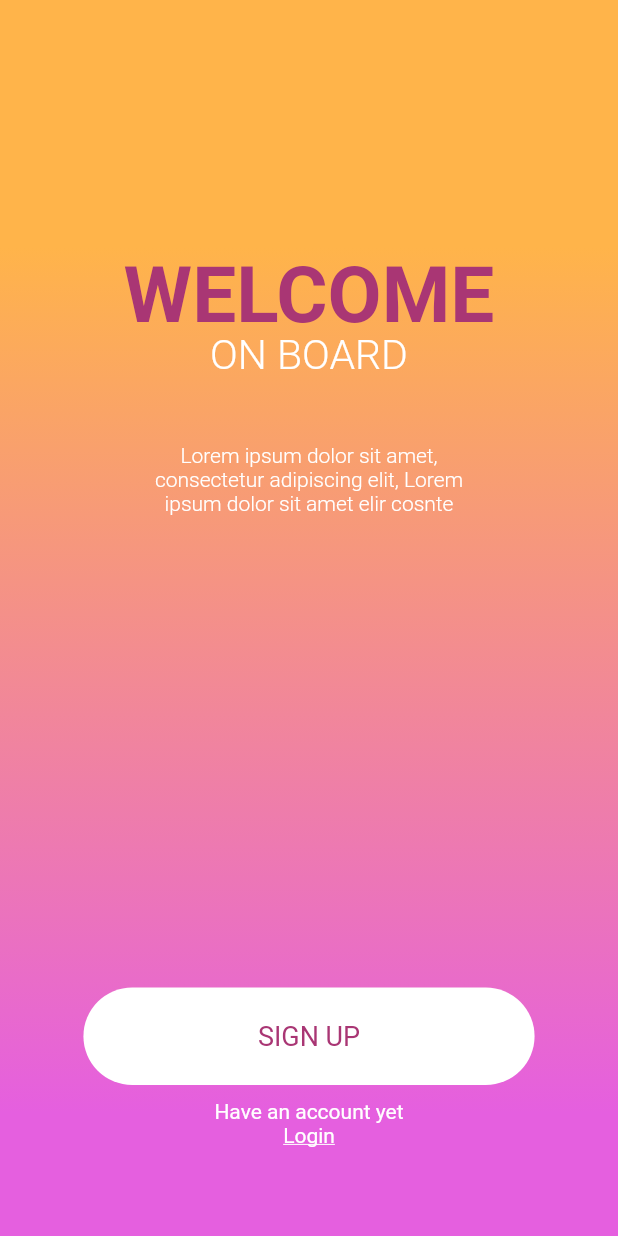
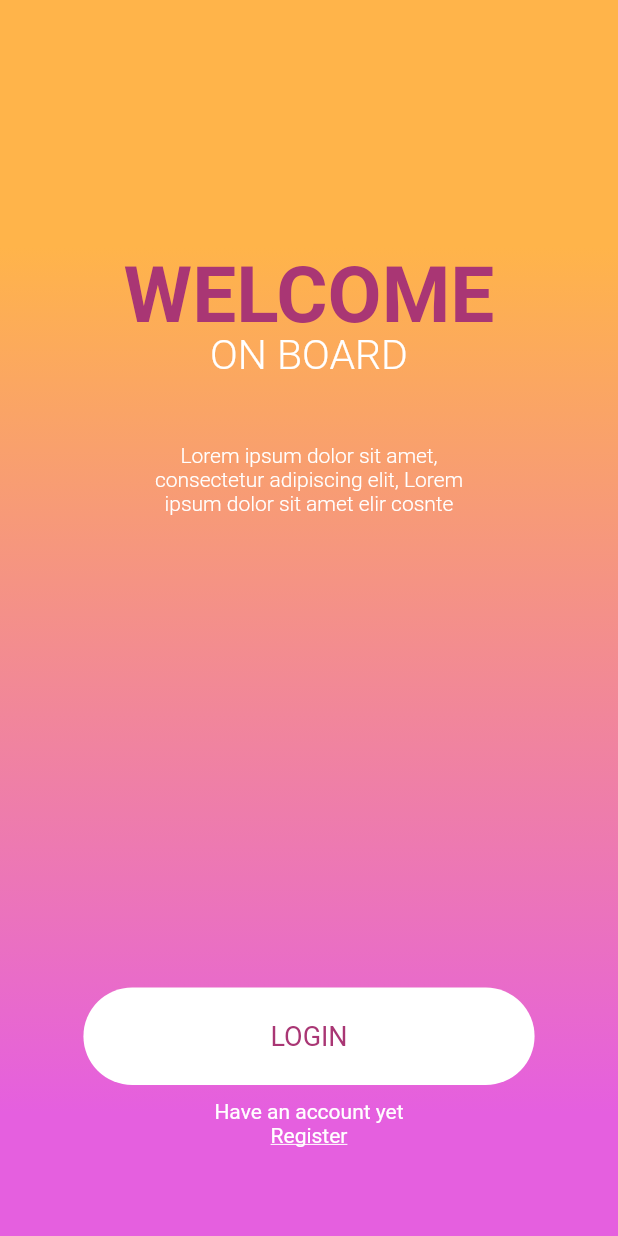
Before and after one commit to DalexisValencia/Simple-login, a Flutter app: the screen it shows after launch, on a phone screen of 412 x 824 dp. Run offline on Flutter 3.47's test engine with Material 2 defaults, Android fonts, the phone set to English and light mode, and no system bars; missing offline and left inert: keyboard_visibility, loading; Roboto replaces fonts that are missing (Litia).

Commit message:
Nombrando titulos y botones

```diff
--- a/lib/Screens/Register/components/register__form.dart
+++ b/lib/Screens/Register/components/register__form.dart
@@ -102,7 +102,7 @@ class _FormRegisterState extends State<FormRegister> {
                 width: MediaQuery.of(context).size.width * 0.73,
                 child: FormButton(
                   child: Text(
-                    "SIGN UP",
+                    "REGISTER",
                     style: Theme.of(context).textTheme.bodyText1.copyWith(
                           fontSize: 18,
                           fontWeight: FontWeight.w400,
--- a/lib/Screens/Register/register.dart
+++ b/lib/Screens/Register/register.dart
@@ -76,7 +76,7 @@ class _RegisterPageState extends State<RegisterPage>
                 opacity: animatedOpacity ? 1 : 0.0,
                 duration: Duration(milliseconds: 800),
                 child: FormHeader(
-                  title: 'SIGN UP',
+                  title: 'REGISTER',
                   titleColor: Theme.of(context).hoverColor,
                   subtitle: 'TO CONTINUE',
                   subtitleColor: Theme.of(context).accentColor,
--- a/lib/Screens/Welcome/body/components/body__footer.dart
+++ b/lib/Screens/Welcome/body/components/body__footer.dart
@@ -35,7 +35,7 @@ class WelcomeFooter extends StatelessWidget {
                   );
                 },
                 child: Text(
-                  "SIGN UP",
+                  "LOGIN",
                   style: Theme.of(context).textTheme.bodyText1.copyWith(
                         fontSize: 18,
                         fontWeight: FontWeight.w400,
@@ -54,7 +54,7 @@ class WelcomeFooter extends StatelessWidget {
           ),
           GestureDetector(
             child: Text(
-              'Login',
+              'Register',
               textAlign: TextAlign.center,
               style: TextStyle(
                 color: Theme.of(context).accentColor,
```
